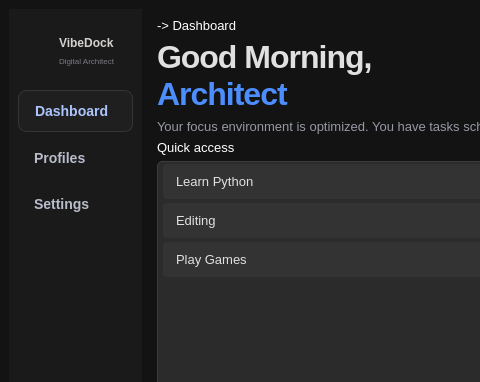
Above: dashboard.ui from 2012hhh2012/final-app-project before the change; both pictures show x 0 to 480 and y 0 to 382 of the 752 by 626 pixel window. Below: the same form after it.
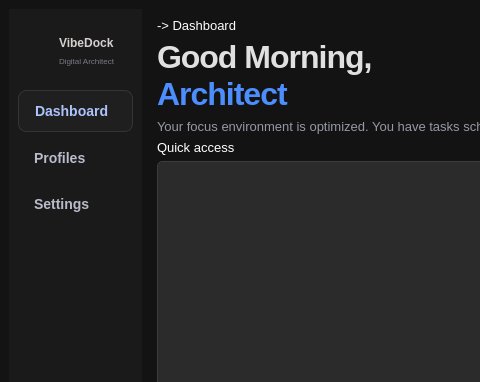
That is the form after the change. Icons and pictures are not drawn.

The edit to the form file:
```diff
--- a/dashboard.ui
+++ b/dashboard.ui
@@ -378,21 +378,6 @@
     background: none;
 }</string>
          </property>
-         <item>
-          <property name="text">
-           <string>Learn Python</string>
-          </property>
-         </item>
-         <item>
-          <property name="text">
-           <string>Editing</string>
-          </property>
-         </item>
-         <item>
-          <property name="text">
-           <string>Play Games</string>
-          </property>
-         </item>
         </widget>
        </item>
        <item>
```
